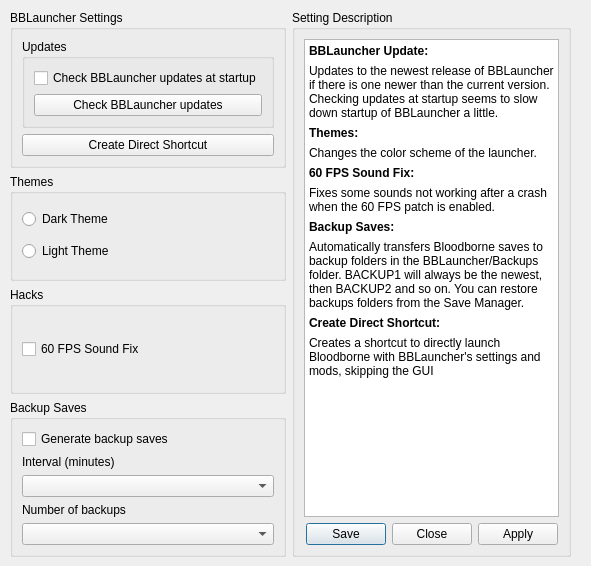
Qt form settings/LauncherSettings.ui (rainmakerv3/BB_Launcher) before a commit.
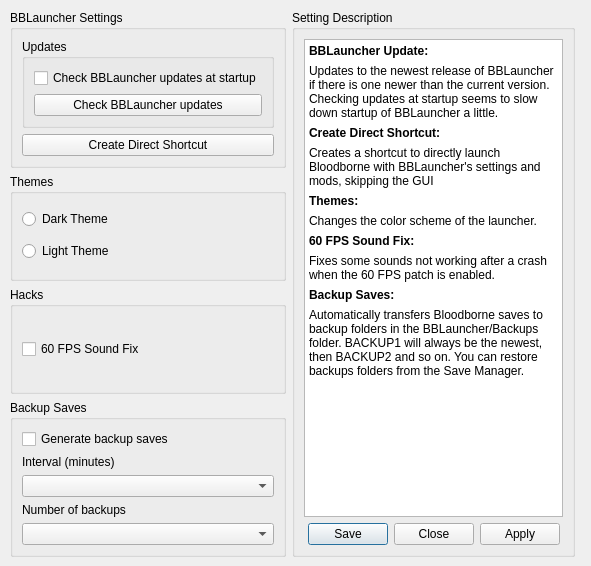
The same form after that commit.

Commit message: add autoupdate settings to main window list, edit captions

Patch:
```diff
--- a/settings/LauncherSettings.ui
+++ b/settings/LauncherSettings.ui
@@ -18,7 +18,7 @@
     <rect>
      <x>10</x>
      <y>10</y>
-     <width>561</width>
+     <width>565</width>
      <height>547</height>
     </rect>
    </property>
@@ -170,14 +170,14 @@
 &lt;/style&gt;&lt;/head&gt;&lt;body style=&quot; font-family:'Segoe UI'; font-size:9pt; font-weight:400; font-style:normal;&quot;&gt;
 &lt;p style=&quot; margin-top:6px; margin-bottom:6px; margin-left:0px; margin-right:0px; -qt-block-indent:0; text-indent:0px;&quot;&gt;&lt;span style=&quot; font-weight:700;&quot;&gt;BBLauncher Update:&lt;/span&gt;&lt;/p&gt;
 &lt;p style=&quot; margin-top:6px; margin-bottom:6px; margin-left:0px; margin-right:0px; -qt-block-indent:0; text-indent:0px;&quot;&gt;Updates to the newest release of BBLauncher if there is one newer than the current version. Checking updates at startup seems to slow down startup of BBLauncher a little.&lt;/p&gt;
+&lt;p style=&quot; margin-top:6px; margin-bottom:6px; margin-left:0px; margin-right:0px; -qt-block-indent:0; text-indent:0px;&quot;&gt;&lt;span style=&quot; font-weight:700;&quot;&gt;Create Direct Shortcut:&lt;/span&gt;&lt;/p&gt;
+&lt;p style=&quot; margin-top:6px; margin-bottom:6px; margin-left:0px; margin-right:0px; -qt-block-indent:0; text-indent:0px;&quot;&gt;Creates a shortcut to directly launch Bloodborne with BBLauncher's settings and mods, skipping the GUI&lt;/p&gt;
 &lt;p style=&quot; margin-top:6px; margin-bottom:6px; margin-left:0px; margin-right:0px; -qt-block-indent:0; text-indent:0px;&quot;&gt;&lt;span style=&quot; font-weight:700;&quot;&gt;Themes:&lt;/span&gt;&lt;/p&gt;
 &lt;p style=&quot; margin-top:6px; margin-bottom:6px; margin-left:0px; margin-right:0px; -qt-block-indent:0; text-indent:0px;&quot;&gt;Changes the color scheme of the launcher.&lt;/p&gt;
 &lt;p style=&quot; margin-top:6px; margin-bottom:6px; margin-left:0px; margin-right:0px; -qt-block-indent:0; text-indent:0px;&quot;&gt;&lt;span style=&quot; font-weight:700;&quot;&gt;60 FPS Sound Fix:&lt;/span&gt;&lt;/p&gt;
 &lt;p style=&quot; margin-top:6px; margin-bottom:6px; margin-left:0px; margin-right:0px; -qt-block-indent:0; text-indent:0px;&quot;&gt;Fixes some sounds not working after a crash when the 60 FPS patch is enabled.&lt;/p&gt;
 &lt;p style=&quot; margin-top:6px; margin-bottom:6px; margin-left:0px; margin-right:0px; -qt-block-indent:0; text-indent:0px;&quot;&gt;&lt;span style=&quot; font-weight:700;&quot;&gt;Backup Saves:&lt;/span&gt;&lt;/p&gt;
-&lt;p style=&quot; margin-top:6px; margin-bottom:6px; margin-left:0px; margin-right:0px; -qt-block-indent:0; text-indent:0px;&quot;&gt;Automatically transfers Bloodborne saves to backup folders in the BBLauncher/Backups folder. BACKUP1 will always be the newest, then BACKUP2 and so on. You can restore backups folders from the Save Manager.&lt;/p&gt;
-&lt;p style=&quot; margin-top:6px; margin-bottom:6px; margin-left:0px; margin-right:0px; -qt-block-indent:0; text-indent:0px;&quot;&gt;&lt;span style=&quot; font-weight:700;&quot;&gt;Create Direct Shortcut:&lt;/span&gt;&lt;/p&gt;
-&lt;p style=&quot; margin-top:6px; margin-bottom:6px; margin-left:0px; margin-right:0px; -qt-block-indent:0; text-indent:0px;&quot;&gt;Creates a shortcut to directly launch Bloodborne with BBLauncher's settings and mods, skipping the GUI&lt;/p&gt;&lt;/body&gt;&lt;/html&gt;</string>
+&lt;p style=&quot; margin-top:6px; margin-bottom:6px; margin-left:0px; margin-right:0px; -qt-block-indent:0; text-indent:0px;&quot;&gt;Automatically transfers Bloodborne saves to backup folders in the BBLauncher/Backups folder. BACKUP1 will always be the newest, then BACKUP2 and so on. You can restore backups folders from the Save Manager.&lt;/p&gt;&lt;/body&gt;&lt;/html&gt;</string>
            </property>
            <property name="acceptRichText">
             <bool>false</bool>
```
The commit also changes 3 other files.
